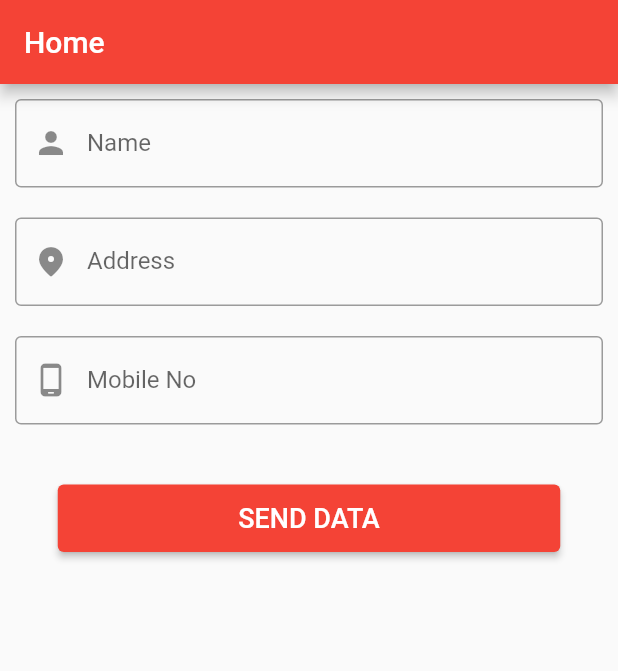
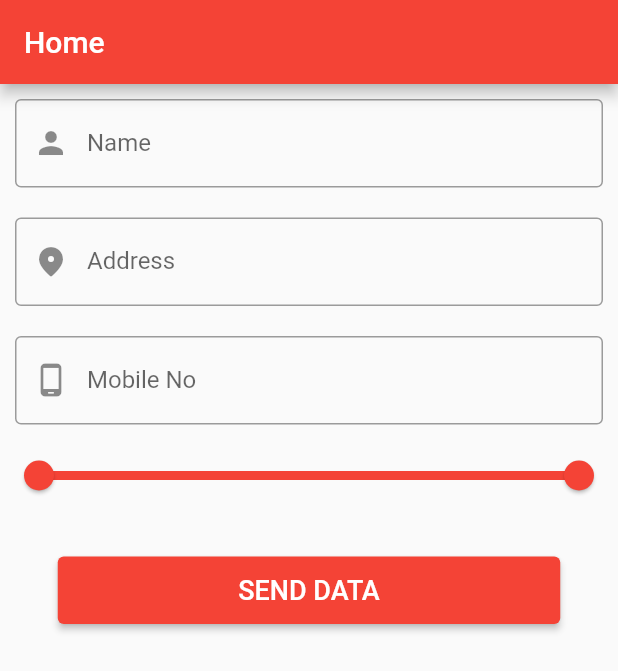
Before and after one commit to Ranjit8298/Flutter_Repo, a Flutter app: the screen it shows after launch, on a phone screen of 412 x 824 dp. Shown: the top 671 px of the screen. Run offline on Flutter 3.47's test engine with Material 2 defaults, Android fonts, the phone set to English and light mode, and no system bars.

Commit message:
17 Jan 2nd half

```diff
--- a/lib/main.dart
+++ b/lib/main.dart
@@ -42,8 +42,12 @@ class _MyHomePageState extends State<MyHomePage> {
   var addresstxt = TextEditingController();
   var nameTxt = TextEditingController();
 
+  RangeValues rangeValues = RangeValues(18, 100);
+
   @override
   Widget build(BuildContext context) {
+    RangeLabels rangeLabels = RangeLabels(rangeValues.start.toInt().toString(),
+        rangeValues.end.toInt().toString());
     return Scaffold(
       appBar: AppBar(
         title: Text(widget.title),
@@ -1286,6 +1290,19 @@ class _MyHomePageState extends State<MyHomePage> {
                 print(mobileNoTxt);
               },
             ),
+            RangeSlider(
+              values: rangeValues,
+              labels: rangeLabels,
+              activeColor: Colors.red,
+              inactiveColor: Colors.red.shade100,
+              divisions: 100,
+              min: 18,
+              max: 100,
+              onChanged: (value) {
+                rangeValues = value;
+                setState(() {});
+              },
+            ),
             Container(
               width: 335,
               height: 45,
--- a/lib/splash_screen.dart
+++ b/lib/splash_screen.dart
@@ -30,7 +30,7 @@ class _SplashScreenState extends State<SplashScreen> {
         child: Container(
           width: double.infinity,
           height: double.infinity,
-          color: Colors.blue,
+          color: Colors.red,
           child: Padding(
             padding: const EdgeInsets.all(10.0),
             child: Column(
```
